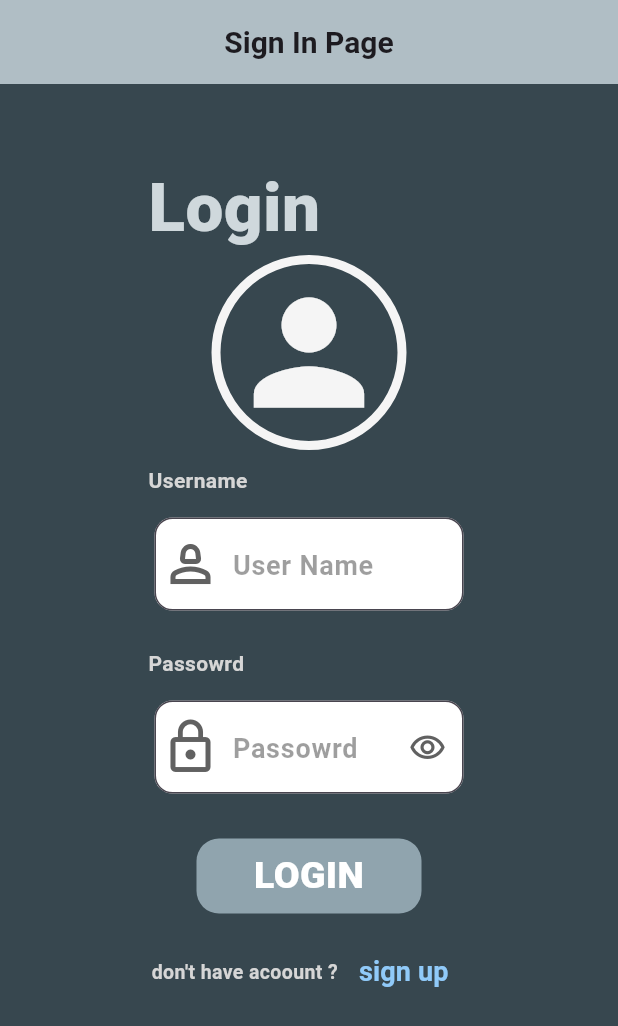
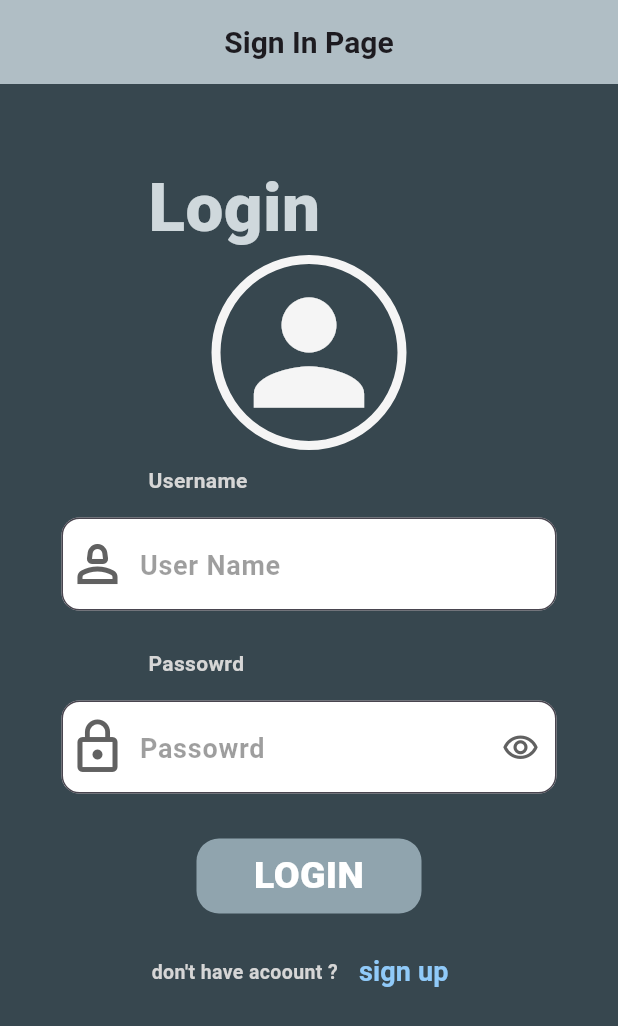
Before and after one commit to Mohammed-Al-Lail/Trains-Reservation-System, a Flutter app: the screen it shows after launch, on a phone screen of 412 x 824 dp. Shown: the top 1026 px of the screen. Run offline on Flutter 3.47's test engine with Material 3 defaults, Android fonts, the phone set to English and light mode, and no system bars; our stand-ins replace flutter_credit_card, google_fonts.

Commit message:
commit-5

```diff
--- /dev/null
+++ b/lib/Services/adminProvider.dart
@@ -0,0 +1,19 @@
+import 'package:flutter/material.dart';
+import 'package:trains_reservation_app_ics321_project/classes/admin.dart';
+
+class AdminProvider extends ChangeNotifier{
+
+
+
+
+
+
+  // data
+  // Map of all users who have accounts on the app
+  Map< String ,Admin > allPassengarsMap = {
+
+   "admin1@gmail.com" :Admin(fName: "Ali", lName: "Al Salem", email: "admin1@gmail.com", passowrd: "54321"),
+   "admin2@gmail.com" :Admin(fName: "Hussain", lName: "Al hussain", email: "admin2@gmail.com", passowrd: "54321")
+
+  };
+}
--- /dev/null
+++ b/lib/classes/admin.dart
@@ -0,0 +1,19 @@
+class Admin{
+
+
+Admin({
+  required this.fName,
+  required this.lName,
+  required this.email,
+  required this.passowrd,
+  this. age
+});
+
+
+  final String fName ;
+  final String lName;
+  final String email;
+  final String passowrd;
+  String? age;
+
+}
--- a/lib/main.dart
+++ b/lib/main.dart
@@ -1,5 +1,6 @@
 import 'package:flutter/material.dart';
 import 'package:provider/provider.dart';
+import 'package:trains_reservation_app_ics321_project/Services/adminProvider.dart';
 import 'package:trains_reservation_app_ics321_project/Services/trainProvider.dart';
 import 'package:trains_reservation_app_ics321_project/Services/usersProvider.dart';
 import 'package:trains_reservation_app_ics321_project/screens/LogInScreen/signin.dart';
@@ -19,7 +20,8 @@ class MyApp extends StatelessWidget {
 
        providers: [
         ChangeNotifierProvider(create: (context) => trainProvider(),), //1
-        ChangeNotifierProvider(create: (context) => usersProvider(),) //2
+        ChangeNotifierProvider(create: (context) => usersProvider(),), //2
+        ChangeNotifierProvider(create: (context) => AdminProvider(),), //3
        ],
 
       child: const MaterialApp(
--- a/lib/screens/mainScreens/homPage.dart
+++ b/lib/screens/mainScreens/homPage.dart
@@ -285,7 +285,7 @@ void searchButtonMethod(BuildContext ctx){
               // container for searching proccess
               Container(
                 height: 300,
-                width: MediaQuery.of(context).size.width* 0.7, // take 70% from the screen size
+                width: MediaQuery.of(context).size.width* 0.8, // take 70% from the screen size
 
                 decoration:  BoxDecoration(
                   borderRadius: const BorderRadius.all(Radius.circular(14)),
@@ -293,6 +293,8 @@ void searchButtonMethod(BuildContext ctx){
 
                 ),
 
+                child: SingleChildScrollView(
+                  scrollDirection: Axis.vertical,
                   child: Column(
 
                     children: [
@@ -384,7 +386,6 @@ void searchButtonMethod(BuildContext ctx){
                       Divider( color: Colors.grey[700], thickness: 2,),
 
                       // search Button
-                const Expanded(child: SizedBox()), // to go to the end of the container
 
                   MyElevatedButton(
                     title: "Search",
@@ -407,6 +408,7 @@ void searchButtonMethod(BuildContext ctx){
 
                     ],
                   ),
+                ),
               ), // End of the container that have all the buttons
 
 
--- a/lib/screens/mainScreens/payment_Screen.dart
+++ b/lib/screens/mainScreens/payment_Screen.dart
@@ -176,7 +176,9 @@ final List monthsList = [01,02,03,04,05,06,07,08,09,10,11,12];
                   cvvCode: _cardCvvController.text.toString(),
                   showBackView: false,
                   onCreditCardWidgetChange: (CreditCardBrand brand){},
-                  width: MediaQuery.of(context).size.width * 0.5,
+
+                  height: MediaQuery.of(context).size.height * 0.2,
+                  width: MediaQuery.of(context).size.width * 0.75,
 
                 // optional Arguments
                   cardBgColor: Colors.black,
--- a/lib/screens/mainScreens/specific_Ticket_Screen.dart
+++ b/lib/screens/mainScreens/specific_Ticket_Screen.dart
@@ -53,6 +53,7 @@ final Ticket ticket;
               labelFontSize: 18,
               valueFontSize: 22,
               ),
+              const SizedBox(height: 10,),
 
               TrainCardRowInfo(
               label: "To",
--- a/lib/utilities/HomePageUtilites/MydropDownButton.dart
+++ b/lib/utilities/HomePageUtilites/MydropDownButton.dart
@@ -47,7 +47,7 @@ class _MyDropDownButtonState extends State<MyDropDownButton> {
       // for drop down menue
        Container(
          height: 40,
-         width: MediaQuery.of(context).size.width*0.2, // 30% from the screen size
+         width: MediaQuery.of(context).size.width*0.3, // 30% from the screen size
          decoration: BoxDecoration(
           color: Colors.blueGrey[400],
           borderRadius: BorderRadius.circular(10),
--- a/lib/utilities/loginPageUtilites/logInTextField.dart
+++ b/lib/utilities/loginPageUtilites/logInTextField.dart
@@ -46,7 +46,7 @@ late final bool _isObsecure = widget.obscureText ;  // this variabl will be used
             padding: const EdgeInsets.all(15.0),
 
             child: SizedBox(
-              width: MediaQuery.of(context).size.width * 0.5, // let the width of the TextField = 50 % from the screen size,
+              width: 330, // let the width of the TextField = 50 % from the screen size,
               child: TextField(
                 controller: widget.controller ,
                 obscureText: widget.obscureText,
```
Lines whose indentation alone changed are shown as unchanged.
